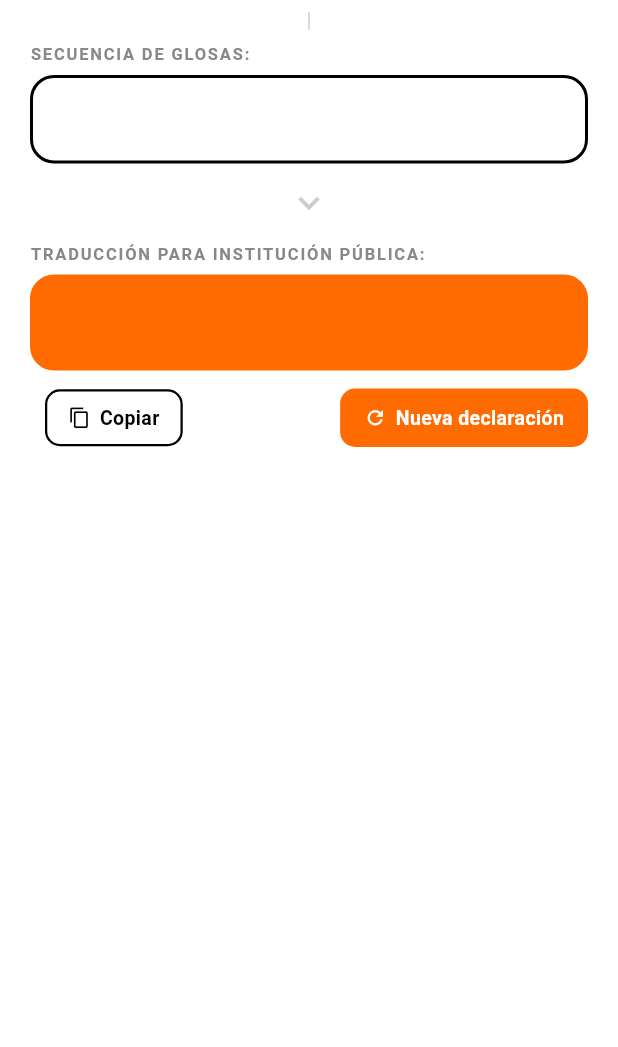
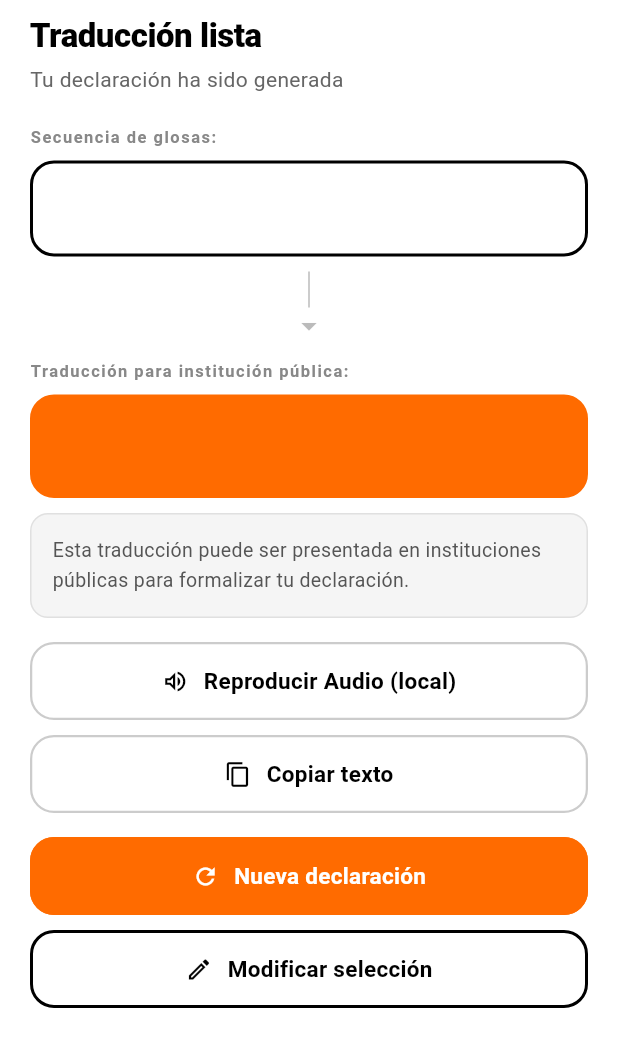
Before and after one commit to nathan95oks/OpenSoul, a Flutter app: the _ResultSection widget shown alone on an empty page, opened directly with empty values, on a phone screen of 412 x 824 dp. Shown: the top 1047 px of the screen. Run offline on Flutter 3.47's test engine with Material 3 defaults, Android fonts, the light colour scheme and no system bars; our stand-ins replace audioplayers, flutter_riverpod, flutter_tts, go_router, permission_handler; missing offline and left inert: record.

Commit message:
feat(ui-redesign): panel de traducción igualado al árbol conceptual
Rediseña _ResultSection para que use el mismo lenguaje visual que
el flujo de glosas:

- Secuencia de glosas en card blanca con borde negro 2px
- Flecha descendente hacia la traducción
- Traducción en card naranja con texto blanco y tipografía consistente
- Nota informativa en card gris claro
- Botones full-width: Audio, Copiar texto, Nueva declaración (naranja),
  Modificar selección (borde negro) — igual proporción que TRADUCIR
- Elimina _ActionBtn (reemplazado por _FullWidthBtn)
- Corrige secuencia: muestra las glosas reales (no la oración ensamblada)

```diff
--- a/lib/features/lsb_to_text_audio/presentation/screens/home_screen.dart
+++ b/lib/features/lsb_to_text_audio/presentation/screens/home_screen.dart
@@ -7,7 +7,6 @@ import '../providers/sentence_provider.dart';
 import '../providers/semantic_zones_provider.dart';
 import '../controllers/translation_controller.dart';
 import '../providers/context_provider.dart';
-import '../providers/story_preview_provider.dart';
 import '../widgets/context_selection_widget.dart';
 import '../widgets/node_flow_canvas.dart';
 import '../widgets/card_grid.dart';
@@ -240,7 +239,15 @@ class _BottomPanel extends StatelessWidget {
   }
 }
 
-/// Sección de resultado de traducción — dentro del scroll.
+/// Sección de resultado de traducción — mismo lenguaje visual que el árbol.
+///
+/// Sigue exactamente el reference design:
+///   [Secuencia LSB] (card blanca, borde negro 2px)
+///        ↓
+///   [Traducción] (card naranja, texto blanco)
+///   [Audio full-width] [Copiar full-width]
+///   [Nueva declaración] (naranja full-width)
+///   [Modificar selección] (borde negro full-width)
 class _ResultSection extends ConsumerWidget {
   final TranslationResult result;
   const _ResultSection({required this.result});
@@ -249,80 +256,91 @@ class _ResultSection extends ConsumerWidget {
 
   @override
   Widget build(BuildContext context, WidgetRef ref) {
-    final preview = ref.watch(storyPreviewProvider);
-    final hasText = result.generatedText.trim().isNotEmpty;
+    final glosses = ref.watch(sentenceProvider);
+    final hasAudio = result.audioUrl != null && result.audioUrl!.isNotEmpty;
 
     return Padding(
-      padding: const EdgeInsets.fromLTRB(20, 0, 20, 0),
+      padding: const EdgeInsets.fromLTRB(20, 8, 20, 0),
       child: Column(
         crossAxisAlignment: CrossAxisAlignment.start,
         children: [
-          // Separador visual
-          const Padding(
-            padding: EdgeInsets.symmetric(vertical: 8),
-            child: Center(
-              child: SizedBox(
-                height: 12,
-                child: VerticalDivider(color: Color(0xFFCCCCCC), width: 1),
+          // ── Label ─────────────────────────────────────────────
+          const Text(
+            'Traducción lista',
+            style: TextStyle(
+              fontSize: 22,
+              fontWeight: FontWeight.w800,
+              color: Colors.black,
+              letterSpacing: -0.3,
             ),
           ),
+          const SizedBox(height: 4),
+          const Text(
+            'Tu declaración ha sido generada',
+            style: TextStyle(fontSize: 14, color: Color(0xFF666666)),
           ),
+          const SizedBox(height: 20),
 
-          // Glosas (secuencia LSB)
+          // ── Secuencia de glosas ────────────────────────────────
           const Text(
-            'SECUENCIA DE GLOSAS:',
+            'Secuencia de glosas:',
             style: TextStyle(
               fontSize: 11,
               color: Color(0xFF888888),
               fontWeight: FontWeight.w700,
-              letterSpacing: 1.2,
+              letterSpacing: 1.0,
             ),
           ),
-          const SizedBox(height: 6),
+          const SizedBox(height: 8),
           Container(
             width: double.infinity,
-            padding: const EdgeInsets.all(16),
+            padding: const EdgeInsets.all(18),
             decoration: BoxDecoration(
               color: Colors.white,
               borderRadius: BorderRadius.circular(16),
               border: Border.all(color: Colors.black, width: 2),
             ),
             child: Text(
-              preview.isNotEmpty ? preview : result.baseSentence,
+              glosses.map((g) => g.replaceAll('_', ' ')).join(' • '),
               style: const TextStyle(
-                fontSize: 16,
+                fontSize: 17,
                 fontWeight: FontWeight.w700,
                 color: Colors.black,
+                height: 1.4,
               ),
             ),
           ),
 
-          const SizedBox(height: 8),
-
-          // Flecha visual
+          // ── Flecha ─────────────────────────────────────────────
           const Center(
             child: Padding(
-              padding: EdgeInsets.symmetric(vertical: 4),
-              child: Icon(Icons.keyboard_arrow_down, size: 28, color: Color(0xFFCCCCCC)),
+              padding: EdgeInsets.symmetric(vertical: 10),
+              child: Column(
+                children: [
+                  SizedBox(
+                    height: 24,
+                    child: VerticalDivider(color: Color(0xFFBBBBBB), width: 2),
+                  ),
+                  Icon(Icons.arrow_drop_down, size: 24, color: Color(0xFFBBBBBB)),
+                ],
+              ),
             ),
           ),
 
-          const SizedBox(height: 8),
-
-          // Traducción
+          // ── Traducción ──────────────────────────────────────────
           const Text(
-            'TRADUCCIÓN PARA INSTITUCIÓN PÚBLICA:',
+            'Traducción para institución pública:',
             style: TextStyle(
               fontSize: 11,
               color: Color(0xFF888888),
               fontWeight: FontWeight.w700,
-              letterSpacing: 1.2,
+              letterSpacing: 1.0,
             ),
           ),
-          const SizedBox(height: 6),
+          const SizedBox(height: 8),
           Container(
             width: double.infinity,
-            padding: const EdgeInsets.all(18),
+            padding: const EdgeInsets.all(20),
             decoration: BoxDecoration(
               color: _orange,
               borderRadius: BorderRadius.circular(16),
@@ -331,7 +349,7 @@ class _ResultSection extends ConsumerWidget {
             child: Text(
               result.generatedText,
               style: const TextStyle(
-                fontSize: 16,
+                fontSize: 17,
                 fontWeight: FontWeight.w600,
                 color: Colors.white,
                 height: 1.5,
@@ -339,25 +357,54 @@ class _ResultSection extends ConsumerWidget {
             ),
           ),
 
-          const SizedBox(height: 12),
+          const SizedBox(height: 10),
 
-          // Acciones
-          Row(
-            children: [
-              if (hasText)
-                _ActionBtn(
-                  label: 'Audio',
+          // ── Nota informativa ────────────────────────────────────
+          Container(
+            width: double.infinity,
+            padding: const EdgeInsets.all(14),
+            decoration: BoxDecoration(
+              color: const Color(0xFFF5F5F5),
+              borderRadius: BorderRadius.circular(12),
+              border: Border.all(color: const Color(0xFFE0E0E0)),
+            ),
+            child: const Text(
+              'Esta traducción puede ser presentada en instituciones públicas para formalizar tu declaración.',
+              style: TextStyle(
+                fontSize: 13,
+                color: Color(0xFF555555),
+                height: 1.5,
+              ),
+            ),
+          ),
+
+          const SizedBox(height: 16),
+
+          // ── Audio (full-width) ──────────────────────────────────
+          _FullWidthBtn(
+            label: hasAudio ? 'Reproducir Audio (Polly)' : 'Reproducir Audio (local)',
             icon: Icons.volume_up_outlined,
+            filled: false,
             onTap: () async {
               await ref
                   .read(translationControllerProvider.notifier)
                   .replayAudio();
+              if (!context.mounted) return;
+              ScaffoldMessenger.of(context).showSnackBar(
+                const SnackBar(
+                  content: Text('Reproduciendo...'),
+                  duration: Duration(seconds: 1),
+                ),
+              );
             },
           ),
-              const SizedBox(width: 10),
-              _ActionBtn(
-                label: 'Copiar',
+          const SizedBox(height: 10),
+
+          // ── Copiar (full-width) ─────────────────────────────────
+          _FullWidthBtn(
+            label: 'Copiar texto',
             icon: Icons.copy_outlined,
+            filled: false,
             onTap: () {
               Clipboard.setData(ClipboardData(text: result.generatedText));
               ScaffoldMessenger.of(context).showSnackBar(
@@ -368,8 +415,10 @@ class _ResultSection extends ConsumerWidget {
               );
             },
           ),
-              const Spacer(),
-              _ActionBtn(
+          const SizedBox(height: 16),
+
+          // ── Nueva declaración (naranja, full-width) ─────────────
+          _FullWidthBtn(
             label: 'Nueva declaración',
             icon: Icons.refresh_outlined,
             filled: true,
@@ -380,61 +429,90 @@ class _ResultSection extends ConsumerWidget {
               ref.read(expandedAnswersProvider.notifier).collapse();
             },
           ),
-            ],
+          const SizedBox(height: 10),
+
+          // ── Modificar selección (borde negro, full-width) ───────
+          _FullWidthBtn(
+            label: 'Modificar selección',
+            icon: Icons.edit_outlined,
+            filled: false,
+            blackBorder: true,
+            onTap: () async {
+              await ref.read(translationControllerProvider.notifier).reset();
+            },
           ),
 
-          const SizedBox(height: 16),
+          const SizedBox(height: 28),
         ],
       ),
     );
   }
 }
 
-class _ActionBtn extends StatelessWidget {
+/// Botón full-width — mismo radio y proporciones que el botón TRADUCIR.
+class _FullWidthBtn extends StatelessWidget {
   final String label;
   final IconData icon;
   final bool filled;
+  final bool blackBorder;
   final VoidCallback onTap;
 
-  const _ActionBtn({
+  const _FullWidthBtn({
     required this.label,
     required this.icon,
+    required this.filled,
     required this.onTap,
-    this.filled = false,
+    this.blackBorder = false,
   });
 
   static const _orange = Color(0xFFFF6B00);
 
   @override
   Widget build(BuildContext context) {
-    return GestureDetector(
+    return SizedBox(
+      width: double.infinity,
+      height: 52,
+      child: Material(
+        color: filled ? _orange : Colors.white,
+        borderRadius: BorderRadius.circular(16),
+        child: InkWell(
+          borderRadius: BorderRadius.circular(16),
           onTap: onTap,
           child: Container(
-        padding: const EdgeInsets.symmetric(horizontal: 14, vertical: 8),
             decoration: BoxDecoration(
-          color: filled ? _orange : Colors.white,
-          borderRadius: BorderRadius.circular(10),
+              borderRadius: BorderRadius.circular(16),
               border: Border.all(
-            color: filled ? _orange : Colors.black,
-            width: filled ? 2 : 1.5,
+                color: filled
+                    ? _orange
+                    : blackBorder
+                        ? Colors.black
+                        : const Color(0xFFCCCCCC),
+                width: filled || blackBorder ? 2 : 1.5,
               ),
             ),
             child: Row(
-          mainAxisSize: MainAxisSize.min,
+              mainAxisAlignment: MainAxisAlignment.center,
               children: [
-            Icon(icon, size: 15, color: filled ? Colors.white : Colors.black),
-            const SizedBox(width: 6),
+                Icon(
+                  icon,
+                  size: 18,
+                  color: filled ? Colors.white : Colors.black,
+                ),
+                const SizedBox(width: 10),
                 Text(
                   label,
                   style: TextStyle(
-                fontSize: 13,
-                fontWeight: FontWeight.w600,
+                    fontSize: 15,
+                    fontWeight: FontWeight.w700,
                     color: filled ? Colors.white : Colors.black,
+                    letterSpacing: 0.2,
                   ),
                 ),
               ],
             ),
           ),
+        ),
+      ),
     );
   }
 }
```
Lines whose indentation alone changed are shown as unchanged.
